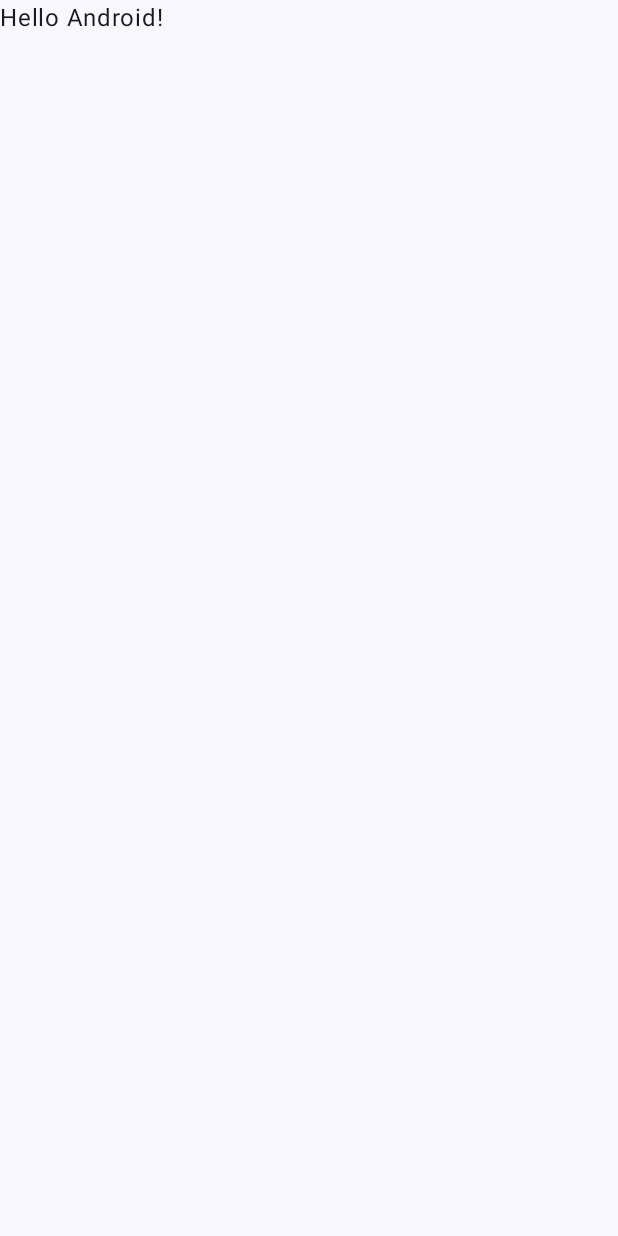
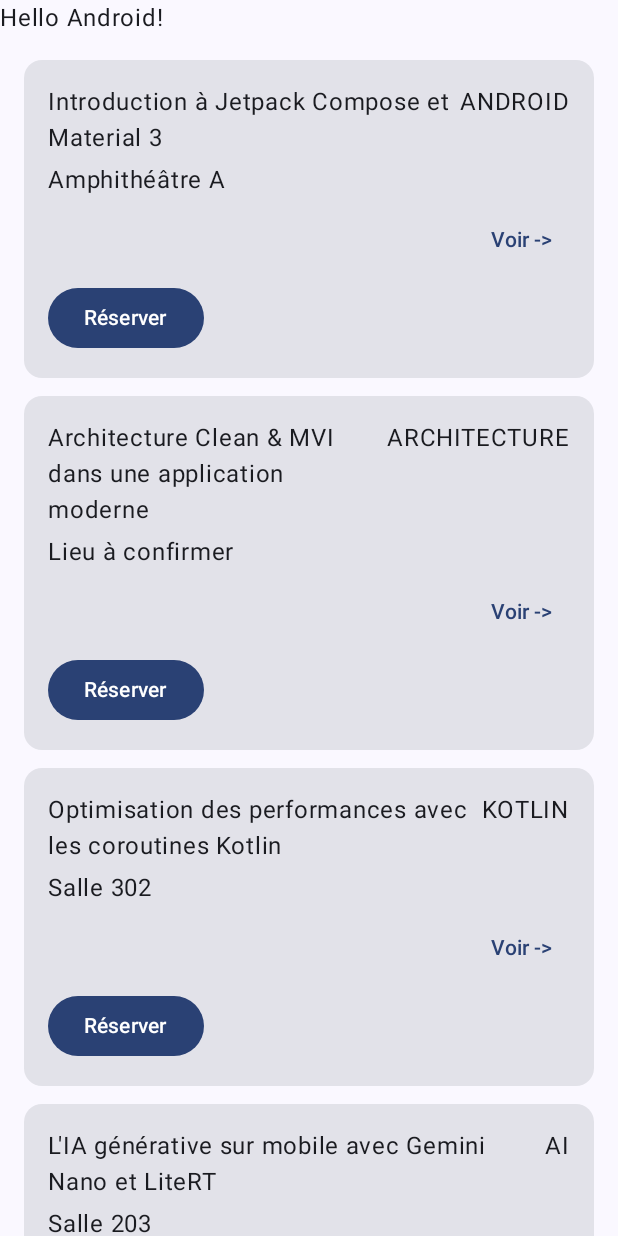
Before and after one commit to Zelphiy/Campus, an Android app built with Jetpack Compose: the screen it shows after launch (MainActivity), on a phone screen of 412 x 824 dp. Before the commit the screen is almost empty. Run offline under Robolectric (Android 15) with nearby library versions, the phone set to English and light mode, and no system bars.

Commit message:
catalogue v0.2

```diff
--- a/app/src/main/java/fr/esgi/campus/MainActivity.kt
+++ b/app/src/main/java/fr/esgi/campus/MainActivity.kt
@@ -5,36 +5,46 @@ import android.util.Log
 import androidx.activity.ComponentActivity
 import androidx.activity.compose.setContent
 import androidx.activity.enableEdgeToEdge
+import androidx.compose.foundation.layout.Arrangement
+import androidx.compose.foundation.layout.Column
+import androidx.compose.foundation.layout.PaddingValues
+import androidx.compose.foundation.layout.Row
 import androidx.compose.foundation.layout.fillMaxSize
 import androidx.compose.foundation.layout.padding
+import androidx.compose.foundation.layout.safeContentPadding
+import androidx.compose.foundation.lazy.LazyColumn
+import androidx.compose.foundation.lazy.items
 import androidx.compose.material3.Scaffold
 import androidx.compose.material3.Text
 import androidx.compose.runtime.Composable
 import androidx.compose.ui.Modifier
 import androidx.compose.ui.tooling.preview.Preview
+import androidx.compose.ui.unit.dp
+import fr.esgi.campus.data.FakeEvents
+import fr.esgi.campus.ui.EventCard
 import fr.esgi.campus.ui.theme.CampusTheme
 
 class MainActivity : ComponentActivity() {
     override fun onCreate(savedInstanceState: Bundle?) {
         super.onCreate(savedInstanceState)
-        val capacity = "douze".toIntOrNull()
+        val capacity = "douze".toIntOrNull() ?: 0;
+        // Etape 2
+        // RuntimeException: Unable to start activity
+        // NumberFormatException: For input string: "douze"
+        // Etape 4
         val TAG = "Campus"
         Log.d(TAG, "Places : $capacity")
-        /**
-         * error step 2 :
-         *  - Failed to execute the transaction
-         *  - Fatal Exception :
-         *      - RuntimeException
-         *      - NumberFormatException
-        */
         enableEdgeToEdge()
         setContent {
             CampusTheme {
                 Scaffold(modifier = Modifier.fillMaxSize()) { innerPadding ->
-                    Greeting(
-                        name = "Android",
-                        modifier = Modifier.padding(innerPadding)
-                    )
+                    Column {
+                        Greeting(
+                            name = "Android",
+                            modifier = Modifier.padding(innerPadding)
+                        )
+                        EventListScreen()
+                    }
                 }
             }
         }
@@ -56,3 +66,45 @@ fun GreetingPreview() {
         Greeting("Android")
     }
 }
+
+@Composable
+fun EventHeader(title: String, category: String, location: String? = null) {
+    Row(horizontalArrangement = Arrangement.spacedBy(space = 8.dp)) {
+        Text(
+            text = title
+        )
+        Text(category)
+        Text(location ?: "Lieu Ã confirmer")
+    }
+}
+
+@Preview(showBackground = true)
+@Composable
+private fun EventHeaderPreview() {
+    EventHeader(title = "Android", "Tech", null)
+}
+
+@Composable
+fun EventListScreen(modifier: Modifier = Modifier) {
+    LazyColumn(
+        modifier = modifier.fillMaxSize(),
+        contentPadding = PaddingValues(16.dp),
+        verticalArrangement = Arrangement.spacedBy(12.dp)
+    ) {
+        items(FakeEvents.list) { event ->
+            EventCard(
+                event = event,
+                onClick = {},
+                onBook = {}
+            )
+        }
+    }
+}
+
+@Preview(showBackground = true)
+@Composable
+fun EventListScreenPreview() {
+    CampusTheme {
+        EventListScreen()
+    }
+}
--- /dev/null
+++ b/app/src/main/java/fr/esgi/campus/data/EventDataSource.kt
@@ -0,0 +1,41 @@
+package fr.esgi.campus.data
+
+object FakeEvents {
+    val list = listOf(
+        Event(
+            id = 1,
+            title = "Introduction à Jetpack Compose et Material 3",
+            category = "ANDROID",
+            location = "Amphithéâtre A",
+            capacity = 150
+        ),
+        Event(
+            id = 2,
+            title = "Architecture Clean & MVI dans une application moderne",
+            category = "ARCHITECTURE",
+            location = null,
+            capacity = 80
+        ),
+        Event(
+            id = 3,
+            title = "Optimisation des performances avec les coroutines Kotlin",
+            category = "KOTLIN",
+            location = "Salle 302",
+            capacity = 60
+        ),
+        Event(
+            id = 4,
+            title = "L'IA générative sur mobile avec Gemini Nano et LiteRT",
+            category = "AI",
+            location = "Salle 203",
+            capacity = 0
+        ),
+        Event(
+            id = 5,
+            title = "Sécurité et bonnes pratiques dans les applications Android",
+            category = "SECURITY",
+            location = "Salle 105",
+            capacity = 50
+        )
+    )
+}
--- /dev/null
+++ b/app/src/main/java/fr/esgi/campus/data/event.kt
@@ -0,0 +1,11 @@
+package fr.esgi.campus.data
+
+import androidx.compose.runtime.Composable
+
+data class Event(
+    val id: Int,
+    val title: String,
+    val category: String,
+    val location: String?,
+    val capacity: Int
+)
--- /dev/null
+++ b/app/src/main/java/fr/esgi/campus/ui/eventCard.kt
@@ -0,0 +1,103 @@
+package fr.esgi.campus.ui
+
+import android.util.Log
+import androidx.compose.foundation.layout.Arrangement
+import androidx.compose.foundation.layout.Column
+import androidx.compose.foundation.layout.Row
+import androidx.compose.foundation.layout.fillMaxWidth
+import androidx.compose.foundation.layout.padding
+import androidx.compose.material3.Button
+import androidx.compose.material3.Card
+import androidx.compose.material3.Text
+import androidx.compose.material3.TextButton
+import androidx.compose.runtime.Composable
+import androidx.compose.ui.Modifier
+import androidx.compose.ui.text.style.TextAlign
+import androidx.compose.ui.tooling.preview.Preview
+import androidx.compose.ui.unit.dp
+import fr.esgi.campus.data.Event
+
+@Composable
+fun EventCard(
+    event: Event,
+    onClick: () -> Unit,
+    onBook: () -> Unit,
+    modifier: Modifier = Modifier
+) {
+    Card(
+        modifier = modifier,
+    ) {
+        Column(
+            modifier = Modifier.padding(16.dp),
+            verticalArrangement = Arrangement.spacedBy(4.dp)
+        ) {
+            Row(
+                modifier = Modifier.fillMaxWidth(),
+                horizontalArrangement = Arrangement.SpaceBetween
+            ) {
+                Text(
+                    text = event.title,
+                    modifier = Modifier.weight(1f)
+                )
+                Text(event.category)
+            }
+            Text(
+                text = event.location ?: "Lieu à confirmer",
+            )
+            TextButton(
+                onClick = onClick,
+                modifier = Modifier.fillMaxWidth()
+            ) {
+                Text(
+                    text = "Voir ->",
+                    modifier = Modifier.fillMaxWidth(),
+                    textAlign = TextAlign.End
+                )
+                Log.d("Voir", "${event.title} a été vue")
+            }
+            Button(
+                enabled = event.capacity > 0,
+                onClick = onBook
+            ) {
+                Text("Réserver")
+                Log.d("Reservation", "${event.title} a été reservé")
+            }
+        }
+    }
+}
+
+@Preview(showBackground = true)
+@Composable
+private fun EventCardPreview() {
+    val event1 = Event(
+        id = 1,
+        title = "Conférence Jetpack Compose",
+        category = "TECH",
+        location = "Salle 204",
+        capacity = 32
+    )
+
+    val eventWithLongTitleAndNoLocation = Event(
+        id = 1,
+        title = "Conférence Kotlin sur les coroutines avec l'intervenant Frederic Bellano",
+        category = "TECH",
+        location = null,
+        capacity = 32
+    )
+    Column(
+        modifier = Modifier.padding(16.dp),
+        verticalArrangement = Arrangement.spacedBy(8.dp)
+    ) {
+
+        EventCard(
+            event = event1,
+            onClick = {},
+            onBook = {}
+        )
+        EventCard(
+            event = eventWithLongTitleAndNoLocation,
+            onClick = {},
+            onBook = {}
+        )
+    }
+}
```
